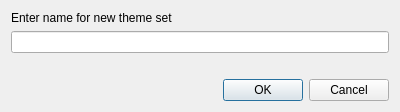
Old version of the form tweak/theming_to_tweak.ui in the repository MX-Linux/mx-tweak.
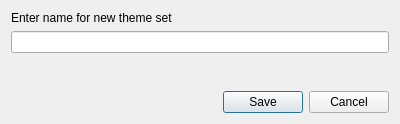
New version of the form.

Commit message: change OK to save on theme save dialog

```diff
--- a/tweak/theming_to_tweak.ui
+++ b/tweak/theming_to_tweak.ui
@@ -7,7 +7,7 @@
     <x>0</x>
     <y>0</y>
     <width>400</width>
-    <height>112</height>
+    <height>124</height>
    </rect>
   </property>
   <property name="windowTitle">
@@ -43,7 +43,7 @@
       <enum>Qt::Horizontal</enum>
      </property>
      <property name="standardButtons">
-      <set>QDialogButtonBox::Cancel|QDialogButtonBox::Ok</set>
+      <set>QDialogButtonBox::Cancel|QDialogButtonBox::Save</set>
      </property>
     </widget>
    </item>
```
